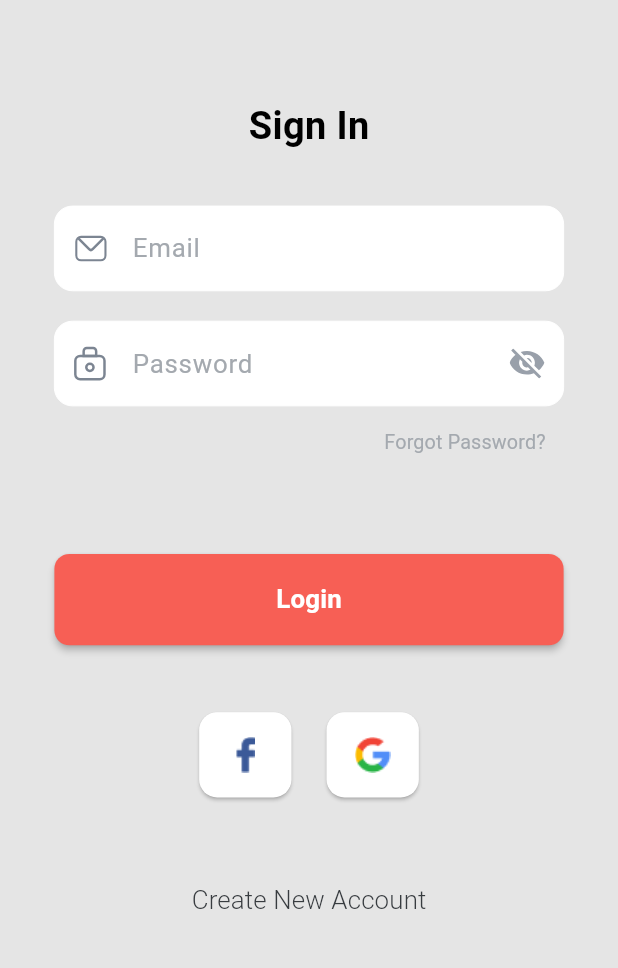
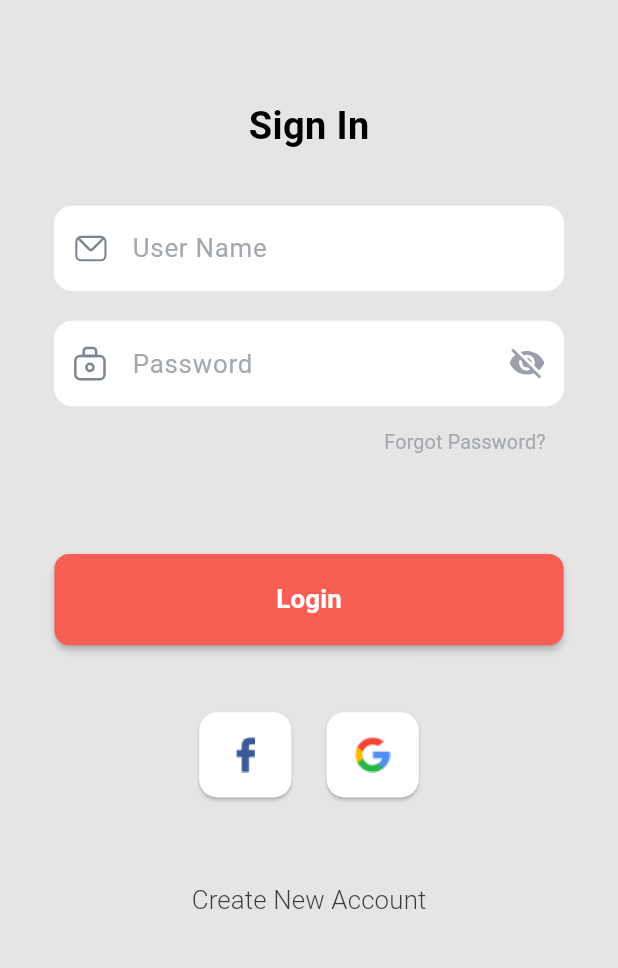
Before and after one commit to shaunhossain/dokan_demo, a Flutter app: the screen it shows after launch, on a phone screen of 412 x 824 dp, the part 198-1166 px from its top. Run offline on Flutter 3.47's test engine with Material 3 defaults, Android fonts, the phone set to English and light mode, and no system bars; our stand-ins replace bloc, cached_network_image, dartz, dio, dotted_border, flutter_bloc and 9 more.

Commit message:
- implement user login using auth bloc

```diff
--- a/lib/presentation/ui/my_app.dart
+++ b/lib/presentation/ui/my_app.dart
@@ -1,6 +1,8 @@
 import 'package:dokan_demo/core/app_themes.dart';
 import 'package:dokan_demo/injection.dart';
+import 'package:dokan_demo/presentation/bloc/auth_bloc/auth_bloc.dart';
 import 'package:dokan_demo/presentation/bloc/bottom_navigation/bottom_navigation_bloc.dart';
+import 'package:dokan_demo/presentation/bloc/registation_bloc/registration_bloc.dart';
 import 'package:dokan_demo/presentation/bloc/trigger_bottom_sheet_cubit/trigger_bottom_sheet_cubit.dart';
 import 'package:dokan_demo/presentation/navigation/route.dart';
 import 'package:flutter/material.dart';
@@ -21,6 +23,8 @@ class MyApp extends StatelessWidget {
           providers: [
             BlocProvider(create: (context) => getIt<BottomNavigationBloc>()),
             BlocProvider(create: (context) => getIt<TriggerBottomSheetCubit>()),
+            BlocProvider(create: (context) => getIt<AuthBloc>()),
+            BlocProvider(create: (context) => getIt<RegistrationBloc>()),
           ],
           child: SafeArea(
             child: MaterialApp.router(
--- a/lib/presentation/ui/pages/auth/login/login_page.dart
+++ b/lib/presentation/ui/pages/auth/login/login_page.dart
@@ -1,8 +1,12 @@
 import 'package:dokan_demo/core/app_colors.dart';
 import 'package:dokan_demo/core/styles.dart';
+import 'package:dokan_demo/core/validatator/validator.dart';
+import 'package:dokan_demo/presentation/bloc/auth_bloc/auth_bloc.dart';
 import 'package:dokan_demo/presentation/navigation/page_name.dart';
+import 'package:dokan_demo/presentation/ui/widgets/auth/custom_login_loader_indicator.dart';
 import 'package:dokan_demo/presentation/ui/widgets/auth/social_button.dart';
 import 'package:flutter/material.dart';
+import 'package:flutter_bloc/flutter_bloc.dart';
 import 'package:flutter_screenutil/flutter_screenutil.dart';
 import 'package:flutter_svg/svg.dart';
 import 'package:go_router/go_router.dart';
@@ -16,14 +20,14 @@ class LoginPage extends StatefulWidget {
 
 class _LoginPageState extends State<LoginPage> {
   final GlobalKey<FormState> fromValidationKey = GlobalKey<FormState>();
-  late TextEditingController _email;
+  late TextEditingController _userName;
 
   late TextEditingController _password;
   bool isObscurePassword = true;
 
   @override
   void initState() {
-    _email = TextEditingController();
+    _userName = TextEditingController();
     _password = TextEditingController();
     super.initState();
   }
@@ -36,7 +40,14 @@ class _LoginPageState extends State<LoginPage> {
 
   @override
   Widget build(BuildContext context) {
-    return Scaffold(
+    return BlocListener<AuthBloc,AuthState>(
+      listener: (context,state){
+        if (state.status == AuthStatus.success &&
+            state.isAuthenticated == true) {
+          context.go(PagesName.homePage.path);
+        }
+      },
+      child: Scaffold(
         body: Padding(
           padding: EdgeInsets.symmetric(
             horizontal: 33.w,
@@ -73,9 +84,9 @@ class _LoginPageState extends State<LoginPage> {
                       children: [
                         TextFormField(
                           style: robotoBLStyle(Colors.black),
-                        controller: _email,
-                        keyboardType: TextInputType.emailAddress,
-                        // validator: validateEmail,
+                          controller: _userName,
+                          keyboardType: TextInputType.name,
+                          validator: validateName,
                           decoration: InputDecoration(
                             prefixIcon: SvgPicture.asset(
                               "assets/email_icon.svg",
@@ -86,7 +97,7 @@ class _LoginPageState extends State<LoginPage> {
                                   .inputDecorationTheme
                                   .iconColor,
                             ),
-                          hintText: "Email",
+                            hintText: "User Name",
                           ),
                         ),
                         SizedBox(
@@ -96,7 +107,7 @@ class _LoginPageState extends State<LoginPage> {
                           obscureText: isObscurePassword,
                           controller: _password,
                           keyboardType: TextInputType.visiblePassword,
-                        //validator: validatePassword,
+                          validator: validatePassword,
                           style: robotoBLStyle(Colors.black),
                           decoration: InputDecoration(
                             prefixIcon: SvgPicture.asset(
@@ -133,15 +144,29 @@ class _LoginPageState extends State<LoginPage> {
                             hintText: "Password",
                           ),
                         ),
-                      Visibility(
+                        BlocBuilder<AuthBloc, AuthState>(
+                            builder: (context, state) {
+                              if (state.status == AuthStatus.error) {
+                               return Visibility(
                                     visible: false,
                                     child: Text(
-                            "error",
+                                      state.errorResponse?.message ?? "",
                                       style: latoBLStyle(Theme.of(context)
                                           .inputDecorationTheme
                                           .errorStyle!
                                           .color!),
-                          )),
+                                    ));
+                              }
+                              return Visibility(
+                                  visible: false,
+                                  child: Text(
+                                    "",
+                                    style: latoBLStyle(Theme.of(context)
+                                        .inputDecorationTheme
+                                        .errorStyle!
+                                        .color!),
+                                  ));
+                            }),
                         Align(
                           alignment: Alignment.topRight,
                           child: TextButton(
@@ -166,12 +191,23 @@ class _LoginPageState extends State<LoginPage> {
                             minWidth: double.maxFinite,
                             height: 60.h,
                             onPressed: () {
-                            context.go(PagesName.homePage.path);
+                              if (fromValidationKey.currentState!
+                                  .validate()) {
+                                context.read<AuthBloc>().add(
+                                    AuthEvent.login(
+                                        userName: _userName.text,
+                                        password: _password.text));
+                              }
                             },
-                          child: Text(
+                            child: BlocBuilder<AuthBloc,AuthState>(builder: (context,state){
+                              if(state.status == AuthStatus.loading){
+                                return const CustomLoginLoaderIndicator();
+                              }
+                              return Text(
                                 "Login",
                                 style: robotoBLMediumStyle(Colors.white),
-                          )),
+                              );
+                            })),
                         SizedBox(
                           height: 40.h,
                         ),
@@ -216,6 +252,7 @@ class _LoginPageState extends State<LoginPage> {
             ),
           ),
         ),
+      ),
     );
   }
 }
```
Also changed, not shown: lib/core/validatator/validator.dart (added, +35 -0 lines), lib/presentation/ui/widgets/auth/custom_login_loader_indicator.dart (added, +19 -0 lines), lib/presentation/ui/widgets/loading_indicator.dart (added, +16 -0 lines). Lines whose indentation alone changed are shown as unchanged.
